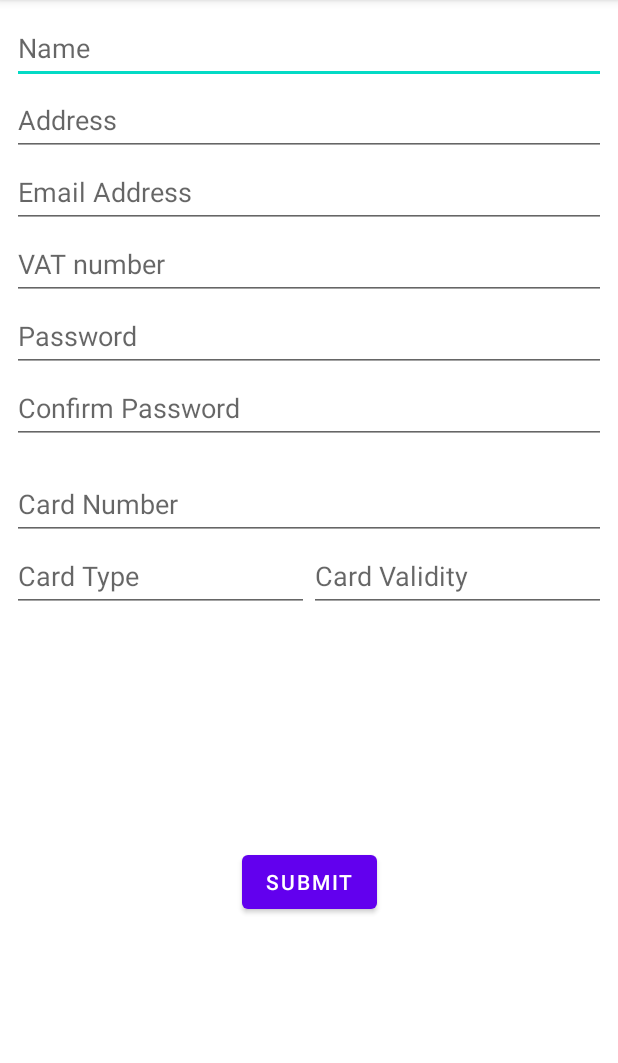
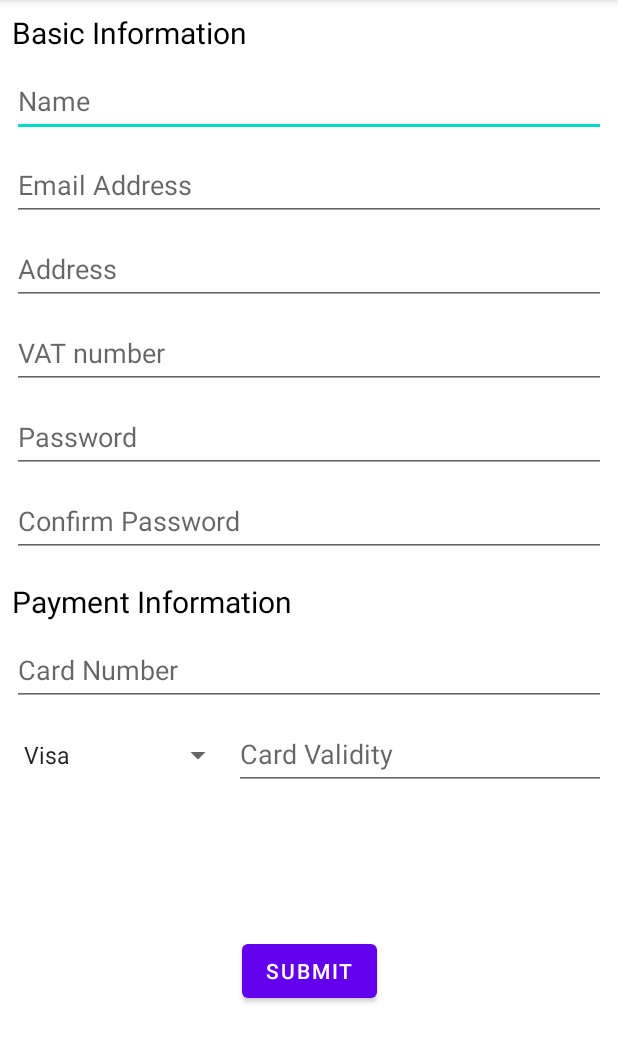
Before and after one commit to goncaloacteixeira/feup-cpm-proj1, an Android app: the SignUpActivity screen opened directly, with no data from a screen before it, on a phone screen of 412 x 824 dp, the part 84-1147 px from its top. Run offline under Robolectric (Android 15) with nearby library versions, the phone set to English and light mode, and no system bars.

Commit message:
redesign signup activity

```diff
--- a/AcmeShop/app/src/main/java/org/feup/cpm/group9/acmeshop/SignUpActivity.kt
+++ b/AcmeShop/app/src/main/java/org/feup/cpm/group9/acmeshop/SignUpActivity.kt
@@ -4,6 +4,7 @@ import android.os.Bundle
 import android.util.Log
 import android.widget.Button
 import android.widget.EditText
+import android.widget.Spinner
 import androidx.appcompat.app.AppCompatActivity
 
 class SignUpActivity : AppCompatActivity() {
@@ -21,7 +22,7 @@ class SignUpActivity : AppCompatActivity() {
             val password = findViewById<EditText>(R.id.user_password_edt).text.toString()
             val confirmPassword = findViewById<EditText>(R.id.user_confirm_password_edt).text.toString()
             val cardNumber = findViewById<EditText>(R.id.user_card_number_edt).text.toString().toDouble()
-            val cardType = findViewById<EditText>(R.id.user_card_type_edt).text.toString()
+            val cardType = findViewById<Spinner>(R.id.user_card_type_edt).selectedItem.toString().lowercase()
             val cardValidity = findViewById<EditText>(R.id.user_card_validity_edt).text.toString()
 
             val user = LoginUser(name, address, email, vat, password, confirmPassword, cardNumber, cardType, cardValidity)
--- a/AcmeShop/app/src/main/res/layout/activity_sign_up.xml
+++ b/AcmeShop/app/src/main/res/layout/activity_sign_up.xml
@@ -6,84 +6,129 @@
     android:layout_height="match_parent"
     tools:context=".SignUpActivity">
 
-    <LinearLayout
-        android:id="@+id/linearLayout"
+    <TextView
+        android:id="@+id/textView4"
+        android:layout_width="wrap_content"
+        android:layout_height="wrap_content"
+        android:layout_marginStart="8dp"
+        android:layout_marginTop="8dp"
+        android:text="@string/basic_info"
+        android:textColor="?attr/colorPrimaryDark"
+        android:textSize="20sp"
+        app:layout_constraintStart_toStartOf="parent"
+        app:layout_constraintTop_toTopOf="parent" />
+
+    <EditText
+        android:id="@+id/user_name_edt"
         android:layout_width="match_parent"
         android:layout_height="wrap_content"
         android:layout_marginStart="8dp"
         android:layout_marginTop="8dp"
         android:layout_marginEnd="8dp"
-        android:orientation="vertical"
-        app:layout_constraintEnd_toEndOf="parent"
-        app:layout_constraintStart_toStartOf="parent"
-        app:layout_constraintTop_toTopOf="parent">
-
-        <EditText
-            android:id="@+id/user_name_edt"
-            android:layout_width="match_parent"
-            android:layout_height="wrap_content"
         android:ems="10"
         android:hint="@string/name_lbl"
         android:inputType="textPersonName"
-            android:minHeight="48dp" />
+        android:minHeight="48dp"
+        app:layout_constraintEnd_toEndOf="parent"
+        app:layout_constraintStart_toStartOf="parent"
+        app:layout_constraintTop_toBottomOf="@+id/textView4" />
+
+    <EditText
+        android:id="@+id/user_email_edt"
+        android:layout_width="match_parent"
+        android:layout_height="wrap_content"
+        android:layout_marginStart="8dp"
+        android:layout_marginTop="8dp"
+        android:layout_marginEnd="8dp"
+        android:ems="10"
+        android:hint="@string/email_lbl"
+        android:inputType="textEmailAddress"
+        android:minHeight="48dp"
+        app:layout_constraintEnd_toEndOf="parent"
+        app:layout_constraintStart_toStartOf="parent"
+        app:layout_constraintTop_toBottomOf="@+id/user_name_edt" />
+
+    <EditText
+        android:id="@+id/user_password_edt"
+        android:layout_width="match_parent"
+        android:layout_height="wrap_content"
+        android:layout_marginStart="8dp"
+        android:layout_marginTop="8dp"
+        android:layout_marginEnd="8dp"
+        android:ems="10"
+        android:hint="@string/password_lbl"
+        android:inputType="textPassword"
+        android:minHeight="48dp"
+        app:layout_constraintEnd_toEndOf="parent"
+        app:layout_constraintStart_toStartOf="parent"
+        app:layout_constraintTop_toBottomOf="@+id/user_vat_edt" />
+
+    <EditText
+        android:id="@+id/user_confirm_password_edt"
+        android:layout_width="match_parent"
+        android:layout_height="wrap_content"
+        android:layout_marginStart="8dp"
+        android:layout_marginTop="8dp"
+        android:layout_marginEnd="8dp"
+        android:ems="10"
+        android:hint="@string/confirm_password_lbl"
+        android:inputType="textPassword"
+        android:minHeight="48dp"
+        app:layout_constraintEnd_toEndOf="parent"
+        app:layout_constraintStart_toStartOf="parent"
+        app:layout_constraintTop_toBottomOf="@+id/user_password_edt" />
 
     <EditText
         android:id="@+id/user_address_edt"
         android:layout_width="match_parent"
         android:layout_height="wrap_content"
+        android:layout_marginStart="8dp"
+        android:layout_marginTop="8dp"
+        android:layout_marginEnd="8dp"
         android:ems="10"
         android:hint="@string/address_lbl"
         android:inputType="textPostalAddress"
-            android:minHeight="48dp" />
-
-        <EditText
-            android:id="@+id/user_email_edt"
-            android:layout_width="match_parent"
-            android:layout_height="wrap_content"
-            android:ems="10"
-            android:hint="@string/email_lbl"
-            android:inputType="textEmailAddress"
-            android:minHeight="48dp" />
+        android:minHeight="48dp"
+        app:layout_constraintEnd_toEndOf="parent"
+        app:layout_constraintStart_toStartOf="parent"
+        app:layout_constraintTop_toBottomOf="@+id/user_email_edt" />
 
     <EditText
         android:id="@+id/user_vat_edt"
         android:layout_width="match_parent"
         android:layout_height="wrap_content"
+        android:layout_marginStart="8dp"
+        android:layout_marginTop="8dp"
+        android:layout_marginEnd="8dp"
         android:ems="10"
         android:hint="@string/vat_lbl"
         android:inputType="number"
-            android:minHeight="48dp" />
+        android:minHeight="48dp"
+        app:layout_constraintEnd_toEndOf="parent"
+        app:layout_constraintStart_toStartOf="parent"
+        app:layout_constraintTop_toBottomOf="@+id/user_address_edt" />
 
-        <EditText
-            android:id="@+id/user_password_edt"
-            android:layout_width="match_parent"
+    <TextView
+        android:id="@+id/textView3"
+        android:layout_width="wrap_content"
         android:layout_height="wrap_content"
-            android:ems="10"
-            android:hint="@string/password_lbl"
-            android:inputType="textPassword"
-            android:minHeight="48dp" />
-
-        <EditText
-            android:id="@+id/user_confirm_password_edt"
-            android:layout_width="match_parent"
-            android:layout_height="wrap_content"
-            android:ems="10"
-            android:hint="@string/confirm_password_lbl"
-            android:inputType="textPassword"
-            android:minHeight="48dp" />
-
-    </LinearLayout>
+        android:layout_marginTop="16dp"
+        android:text="@string/payment_info"
+        android:textColor="?attr/colorPrimaryDark"
+        android:textSize="20sp"
+        app:layout_constraintStart_toStartOf="@+id/user_confirm_password_edt"
+        app:layout_constraintTop_toBottomOf="@+id/user_confirm_password_edt" />
 
     <androidx.constraintlayout.widget.ConstraintLayout
         android:id="@+id/constraintLayout"
         android:layout_width="match_parent"
         android:layout_height="wrap_content"
         android:layout_marginStart="8dp"
-        android:layout_marginTop="16dp"
+        android:layout_marginTop="8dp"
         android:layout_marginEnd="8dp"
         app:layout_constraintEnd_toEndOf="parent"
         app:layout_constraintStart_toStartOf="parent"
-        app:layout_constraintTop_toBottomOf="@+id/linearLayout">
+        app:layout_constraintTop_toBottomOf="@+id/textView3">
 
         <EditText
             android:id="@+id/user_card_number_edt"
@@ -98,32 +143,37 @@
             app:layout_constraintTop_toTopOf="parent" />
 
         <LinearLayout
-            android:layout_width="match_parent"
+            android:id="@+id/linearLayout2"
+            android:layout_width="0dp"
             android:layout_height="match_parent"
             android:orientation="horizontal"
             app:layout_constraintEnd_toEndOf="parent"
             app:layout_constraintStart_toStartOf="parent"
             app:layout_constraintTop_toBottomOf="@+id/user_card_number_edt">
 
-            <EditText
+            <Spinner
                 android:id="@+id/user_card_type_edt"
                 android:layout_width="wrap_content"
                 android:layout_height="wrap_content"
-                android:layout_weight="1"
+                android:layout_marginTop="8dp"
+                android:layout_weight="0"
                 android:ems="10"
+                android:entries="@array/card_types"
+                android:hint="@string/card_type_lbl"
+                android:inputType="textPersonName"
                 android:minHeight="48dp"
-                android:hint="@string/card_type_lbl"
-                android:inputType="textPersonName" />
+                android:spinnerMode="dropdown" />
 
             <EditText
                 android:id="@+id/user_card_validity_edt"
-                android:layout_width="wrap_content"
+                android:layout_width="match_parent"
                 android:layout_height="wrap_content"
-                android:layout_weight="1"
+                android:layout_marginTop="8dp"
+                android:layout_weight="0"
                 android:ems="10"
-                android:minHeight="48dp"
                 android:hint="@string/card_validity_lbl"
-                android:inputType="textPersonName" />
+                android:inputType="textPersonName"
+                android:minHeight="48dp" />
         </LinearLayout>
 
     </androidx.constraintlayout.widget.ConstraintLayout>
--- a/AcmeShop/app/src/main/res/values/strings.xml
+++ b/AcmeShop/app/src/main/res/values/strings.xml
@@ -9,6 +9,8 @@
     <string name="pay_template_eur">Pay %.02f€</string>
     <string name="number_items_template">%d items</string>
     <string name="pay">Pay</string>
+    <string name="payment_info">Payment Information</string>
+    <string name="basic_info">Basic Information</string>
 
     <!-- SignUp Strings -->
     <string name="name_lbl">Name</string>
@@ -49,4 +51,9 @@
     <string name="menu_gallery">Gallery</string>
     <string name="menu_slideshow">Slideshow</string>
     <string name="menu_transactions">Transactions</string>
+
+    <string-array name="card_types">
+        <item>Visa</item>
+        <item>MasterCard</item>
+    </string-array>
 </resources>
```
Lines whose indentation alone changed are shown as unchanged.
